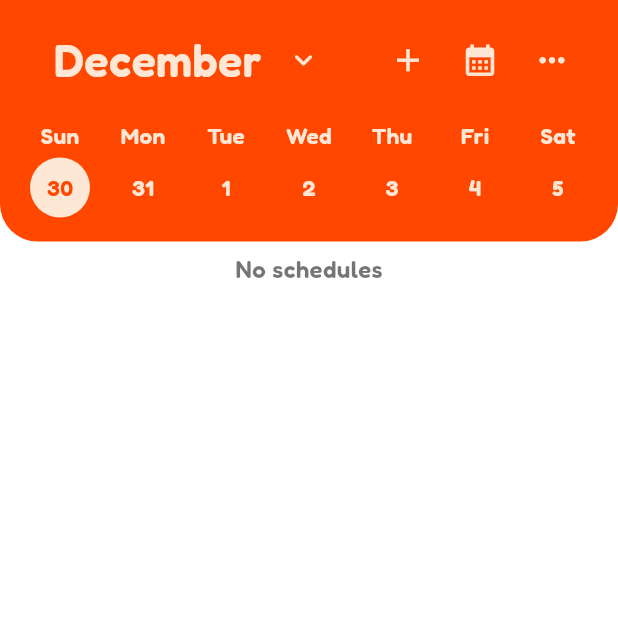
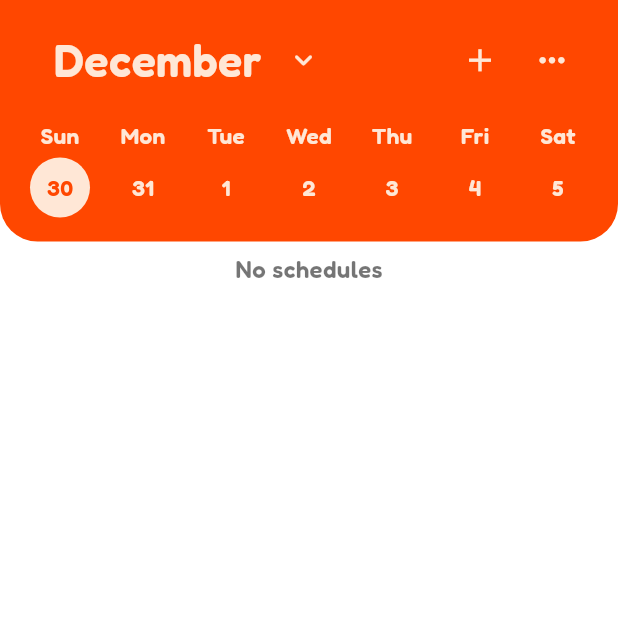
Before and after one commit to eunchae2000/TaskManagement-Flutter, a Flutter app: the CalendarScreen screen opened directly, on a phone screen of 412 x 824 dp, the top half of it. Run offline on Flutter 3.47's test engine with Material 3 defaults, Android fonts, the phone set to English and light mode, and no system bars; drawn by our look-alikes of dropdown_button2; our stand-ins replace flutter_vector_icons, shared_preferences; accounts and stored records are empty; network calls fail.

```diff
--- a/lib/screens/calendar_screen.dart
+++ b/lib/screens/calendar_screen.dart
@@ -246,21 +246,6 @@ class _WeekCalendarState extends State<CalendarScreen> {
                     size: 25,
                   ),
                 ),
-                IconButton(
-                    onPressed: () {
-                      Navigator.push(
-                        context,
-                        MaterialPageRoute(
-                          builder: (context) =>
-                              AddScheduleScreen(date: _selectedDay),
-                        ),
-                      );
-                    },
-                    icon: Icon(
-                      Icons.calendar_month,
-                      color: Color(0xffffe7d6),
-                      size: 25,
-                    )),
                 IconButton(
                     onPressed: () {
                       Navigator.push(
--- a/pubspec.yaml
+++ b/pubspec.yaml
@@ -66,6 +66,10 @@ flutter:
   # the material Icons class.
   uses-material-design: true
 
+  assets:
+    - assets/icon/7.svg
+    - assets/icon/31.svg
+
   fonts:
     - family: FredokaBold
       fonts:
```
